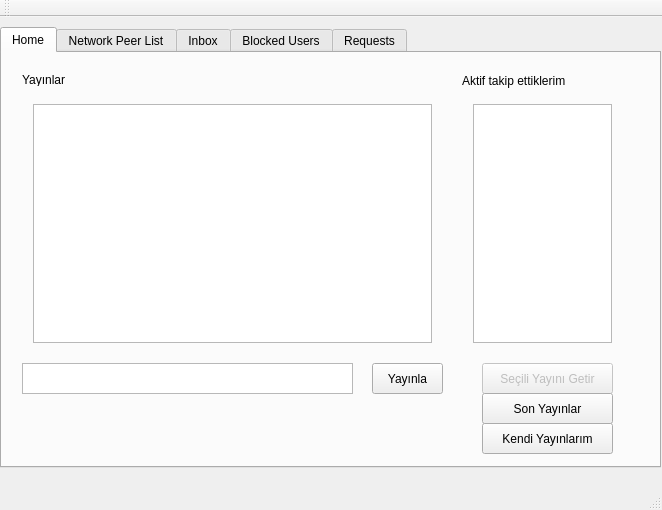
The window that mainwindow.ui (dagdelenmustafa/DistributedMicroBloggingProject) describes before a commit, drawn with Qt 5.
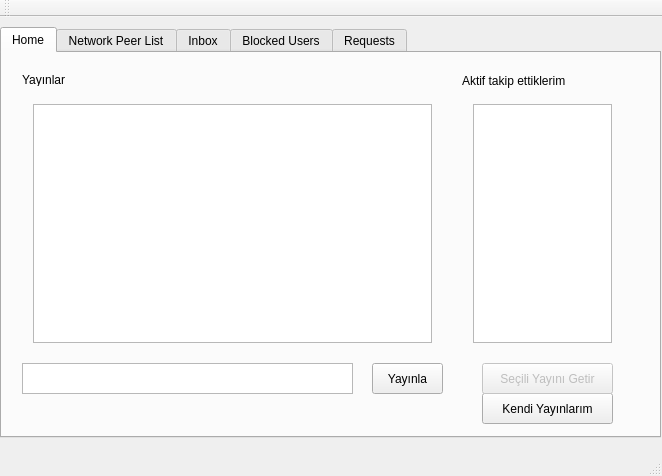
The same window after the commit. The open tabs and pages were chosen to show the change.

```diff
--- a/mainwindow.ui
+++ b/mainwindow.ui
@@ -7,7 +7,7 @@
     <x>0</x>
     <y>0</y>
     <width>662</width>
-    <height>510</height>
+    <height>476</height>
    </rect>
   </property>
   <property name="windowTitle">
@@ -20,7 +20,7 @@
       <x>0</x>
       <y>10</y>
       <width>661</width>
-      <height>441</height>
+      <height>411</height>
      </rect>
     </property>
     <property name="minimumSize">
@@ -129,7 +129,7 @@
       <property name="geometry">
        <rect>
         <x>480</x>
-        <y>370</y>
+        <y>340</y>
         <width>131</width>
         <height>31</height>
        </rect>
@@ -154,19 +154,6 @@
        <string>Seçili Yayını Getir</string>
       </property>
      </widget>
-     <widget class="QPushButton" name="btn_get_lasted_15_blog">
-      <property name="geometry">
-       <rect>
-        <x>480</x>
-        <y>340</y>
-        <width>131</width>
-        <height>31</height>
-       </rect>
-      </property>
-      <property name="text">
-       <string>Son Yayınlar</string>
-      </property>
-     </widget>
     </widget>
     <widget class="QWidget" name="peerlist">
      <attribute name="title">
```
Left out of the diff: 2 changed lines with no effect on the pictures.
